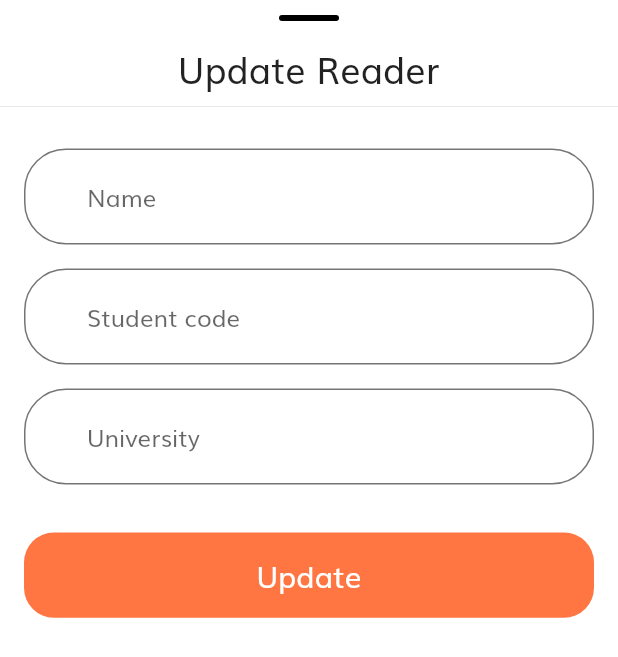
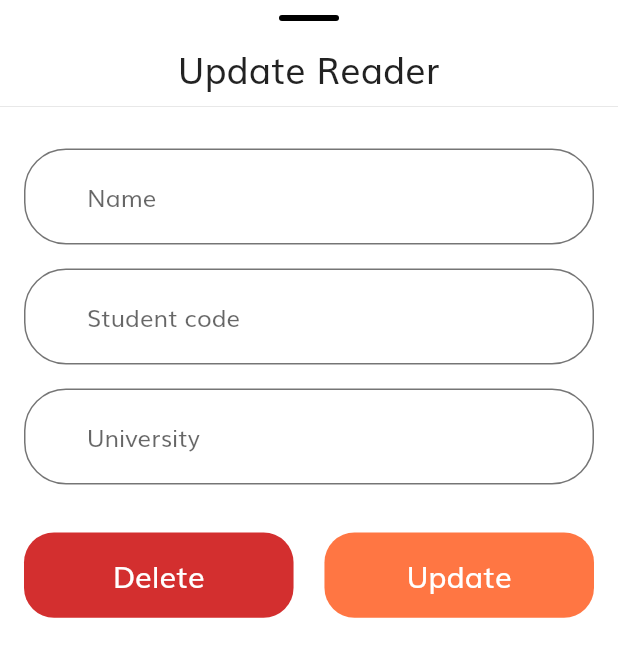
Before and after one commit to my-hoang-huu/library_app, a Flutter app: the ReaderBottomSheet widget shown alone on an empty page, opened directly, on a phone screen of 412 x 824 dp. Shown: the top 657 px of the screen. Run offline on Flutter 3.47's test engine with Material 2 defaults, Android fonts, the phone set to English and light mode, and no system bars; our stand-ins replace bloc, equatable, flutter_bloc, flutter_svg, image_picker; statements that could not run were skipped.

Commit message:
create the deleted reader button

```diff
--- a/library_app/lib/presentation/components/bottom_sheet/bottom_sheet_layout.dart
+++ b/library_app/lib/presentation/components/bottom_sheet/bottom_sheet_layout.dart
@@ -1,10 +1,13 @@
 import 'package:flutter/material.dart';
 import 'package:library_app/presentation/components/default_button.dart';
+import 'package:library_app/theme_size/size_config.dart';
 
 import '../text_form_field_custom.dart';
 
 abstract class BottomSheetLayout extends StatefulWidget {
-  const BottomSheetLayout({super.key});
+  const BottomSheetLayout({super.key, this.onDelete});
+
+  final void Function()? onDelete;
 
   @override
   BottomSheetLayoutState createState();
@@ -27,6 +30,25 @@ abstract class BottomSheetLayoutState<T extends BottomSheetLayout> extends State
 
   @override
   Widget build(BuildContext context) {
+    final bottomButtons = widget.onDelete != null
+        ? Row(
+            children: [
+              Expanded(
+                child: DefaultButton(
+                  text: "Delete",
+                  press: () {},
+                  buttonColor: Colors.red.shade700,
+                ),
+              ),
+              SizedBox(
+                width: SizeConfig.screenWidth * 0.05,
+              ),
+              Expanded(
+                child: _submitButton(context),
+              ),
+            ],
+          )
+        : _submitButton(context);
     return SingleChildScrollView(
       child: Padding(
         padding: MediaQuery.of(context).viewInsets,
@@ -58,7 +80,7 @@ abstract class BottomSheetLayoutState<T extends BottomSheetLayout> extends State
                   const SizedBox(
                     height: 32,
                   ),
-                  DefaultButton(press: () => onSubmit(context), text: buttonTitle),
+                  bottomButtons,
                 ],
               ),
             ),
@@ -70,6 +92,9 @@ abstract class BottomSheetLayoutState<T extends BottomSheetLayout> extends State
       ),
     );
   }
+
+  DefaultButton _submitButton(BuildContext context) =>
+      DefaultButton(press: () => onSubmit(context), text: buttonTitle);
 
   void onSubmit(BuildContext context);
 
@@ -126,7 +151,7 @@ Future<dynamic> showCustomBottomSheet<T extends BottomSheetLayout>(
     {required BuildContext context, required T bottomSheetWidget}) {
   return showModalBottomSheet(
     context: context,
-    enableDrag: false,
+    enableDrag: true,
     isDismissible: true,
     isScrollControlled: true,
     shape:
--- a/library_app/lib/presentation/components/bottom_sheet/reader_bottom_sheet.dart
+++ b/library_app/lib/presentation/components/bottom_sheet/reader_bottom_sheet.dart
@@ -15,6 +15,7 @@ class ReaderBottomSheet extends BottomSheetLayout {
   final Reader? currentReader;
   const ReaderBottomSheet({
     super.key,
+    super.onDelete,
     required this.title,
     required this.buttonTitle,
     this.currentReader,
--- a/library_app/lib/presentation/screens/reader/reader_card.dart
+++ b/library_app/lib/presentation/screens/reader/reader_card.dart
@@ -62,9 +62,10 @@ class ReaderCard extends CardLayout {
   void onTap() {
     showCustomBottomSheet(
         context: context,
-        bottomSheetWidget: const ReaderBottomSheet(
+        bottomSheetWidget: ReaderBottomSheet(
           title: "Update Reader",
           buttonTitle: "Update",
+          onDelete: () {},
         ));
   }
 }
```
